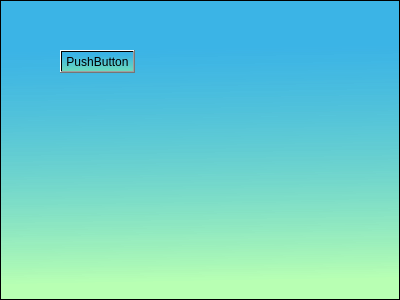
Qt form qtscript/ui/one.ui (zaswed76/qtresource_ex) before a commit.
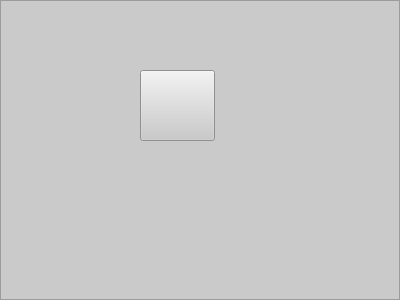
The same form after that commit. Icons and pictures are not drawn.

Patch:
```diff
--- a/qtscript/ui/one.ui
+++ b/qtscript/ui/one.ui
@@ -14,7 +14,7 @@
    <string>Frame</string>
   </property>
   <property name="styleSheet">
-   <string notr="true">background-color: qlineargradient(spread:pad, x1:0.488318, y1:0, x2:0.512, y2:1, stop:0.159091 rgba(58, 179, 230, 234), stop:0.9375 rgba(152, 255, 146, 115));</string>
+   <string notr="true">background-color: rgb(202, 202, 202);</string>
   </property>
   <property name="frameShape">
    <enum>QFrame::StyledPanel</enum>
@@ -25,14 +25,17 @@
   <widget class="QPushButton" name="pushButton">
    <property name="geometry">
     <rect>
-     <x>60</x>
-     <y>50</y>
+     <x>140</x>
+     <y>70</y>
      <width>75</width>
-     <height>23</height>
+     <height>71</height>
     </rect>
    </property>
+   <property name="styleSheet">
+    <string notr="true">image: url(:/two.png);</string>
+   </property>
    <property name="text">
-    <string>PushButton</string>
+    <string/>
    </property>
   </widget>
  </widget>
```
Left out of the diff: 4 changed lines with no effect on the pictures.
